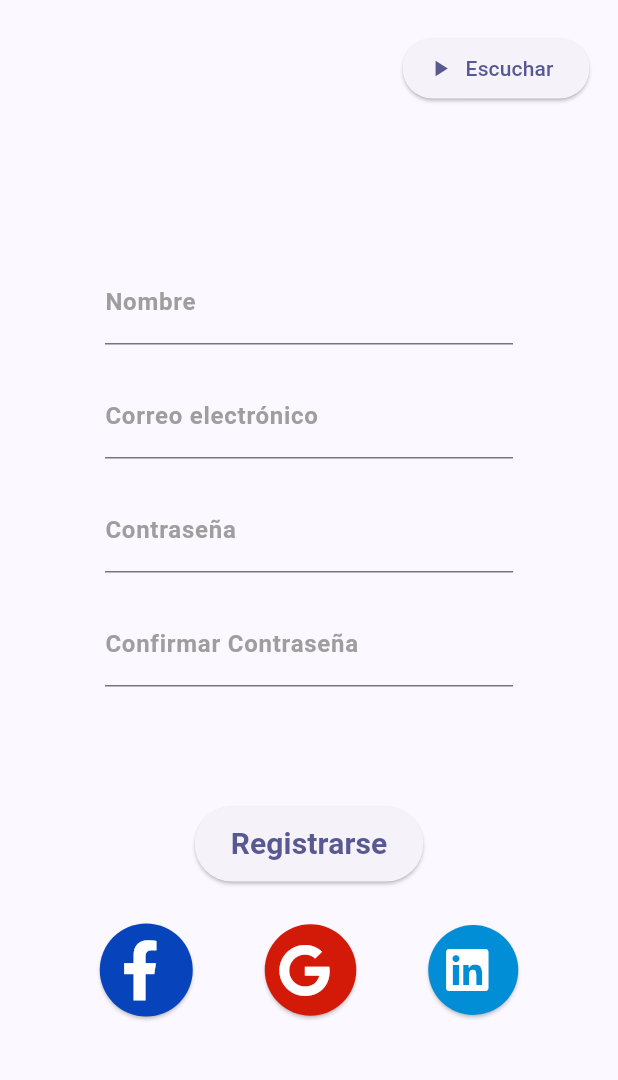
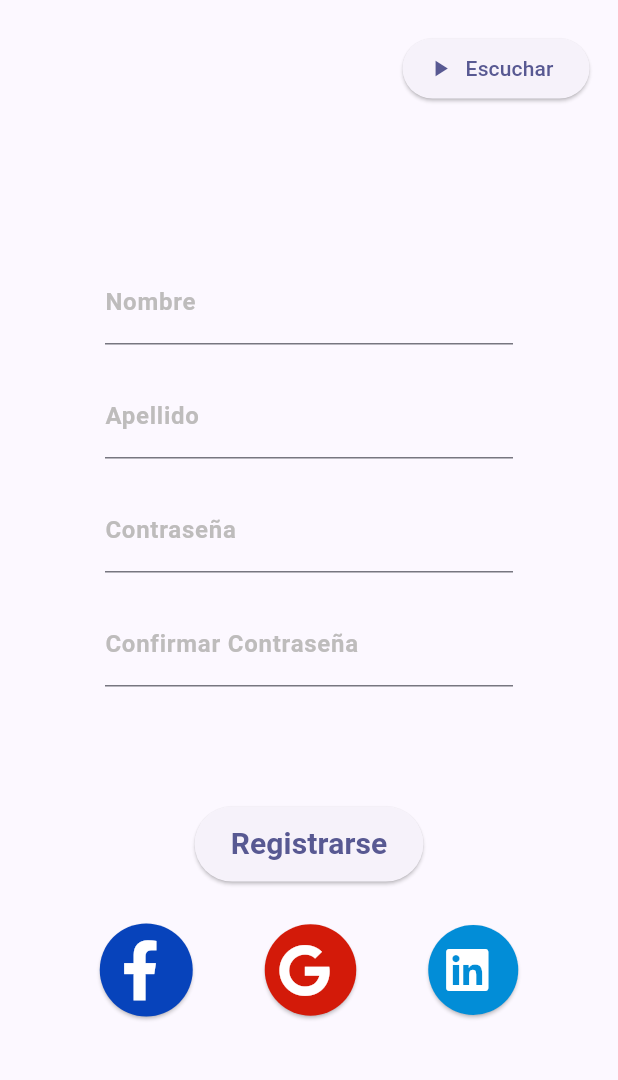
Before and after one commit to exde17/empowerapp, a Flutter app: the screen it shows after launch, after a tap on an icon or button, on a phone screen of 412 x 824 dp, the part 80-1160 px from its top. Run offline on Flutter 3.47's test engine with Material 3 defaults, Android fonts, the phone set to English and light mode, and no system bars; our stand-ins replace font_awesome_flutter; network calls fail.

Commit message:
termono home

```diff
--- a/lib/main.dart
+++ b/lib/main.dart
@@ -1,6 +1,7 @@
-import 'package:empower_app/src/screens/counter/counter_screen.dart';
-import 'package:empower_app/src/screens/login.dart';
+// import 'package:empower_app/src/screens/counter/counter_screen.dart';
+// import 'package:empower_app/src/screens/login.dart';
 import 'package:flutter/material.dart';
+import 'package:empower_app/rutes.dart';
 
 void main() {
   runApp(const MyApp());
@@ -12,9 +13,11 @@ class MyApp extends StatelessWidget {
   @override
   Widget build(BuildContext context) {
     return MaterialApp(
-        debugShowCheckedModeBanner: false,
-        theme:
-            ThemeData(colorSchemeSeed: const Color.fromARGB(255, 29, 8, 188)),
-        home: const Login());
+      debugShowCheckedModeBanner: false,
+      theme: ThemeData(colorSchemeSeed: const Color.fromARGB(255, 29, 8, 188)),
+      initialRoute: Routes.login,
+      onGenerateRoute: Routes.generateRoute,
+    );
+    // home: const Login());
   }
 }
--- /dev/null
+++ b/lib/rutes.dart
@@ -0,0 +1,29 @@
+import 'package:flutter/material.dart';
+import 'package:empower_app/src/screens/home.dart';
+import 'package:empower_app/src/screens/registro.dart';
+import 'package:empower_app/src/screens/login.dart';
+
+class Routes {
+  static const String home = '/';
+  static const String registro = '/registro';
+  static const String login = '/login';
+
+  static Route<dynamic> generateRoute(RouteSettings settings) {
+    switch (settings.name) {
+      case home:
+        return MaterialPageRoute(builder: (_) => const Home());
+      case registro:
+        return MaterialPageRoute(builder: (_) => const Register());
+      case login:
+        return MaterialPageRoute(builder: (_) => const Login());
+      default:
+        return MaterialPageRoute(
+          builder: (_) => Scaffold(
+            body: Center(
+              child: Text('No route defined for ${settings.name}'),
+            ),
+          ),
+        );
+    }
+  }
+}
--- /dev/null
+++ b/lib/src/screens/home.dart
@@ -0,0 +1,134 @@
+import 'package:empower_app/rutes.dart';
+import 'package:flutter/material.dart';
+
+class Home extends StatefulWidget {
+  const Home({Key? key}) : super(key: key);
+
+  @override
+  HomeState createState() => HomeState();
+}
+
+class HomeState extends State<Home> {
+  int _selectedIndex = 0; // Ahora es parte de un StatefulWidget
+
+  void _onItemTapped(int index) {
+    setState(() {
+      _selectedIndex = index;
+    });
+  }
+
+  @override
+  Widget build(BuildContext context) {
+    const SizedBox(height: 40);
+    return Scaffold(
+      appBar: AppBar(
+          title: Row(
+            mainAxisAlignment: MainAxisAlignment
+                .center, // Centra los elementos dentro de la Row
+            children: [
+              const Text(
+                'EmpowerApp', // El título
+                style: TextStyle(
+                  fontSize: 38,
+                  fontWeight: FontWeight.bold, // Hace el texto más grueso
+                  color: Colors.grey, // Color gris oscuro
+                ),
+              ),
+              const SizedBox(width: 10), // Espacio entre el título y la imagen
+              Image.asset(
+                'lib/assets/logoEmpowerapp.png', // Asegúrate de que la ruta de tu imagen sea correcta
+                width: 50,
+                height: 50,
+              ),
+            ],
+          ),
+          centerTitle:
+              true, // Centra el Row, pero no sus contenidos internos individualmente
+
+          //boton de opciones
+          // leading: IconButton(
+          //   icon: const Icon(Icons.menu), // Ícono de menú
+          //   onPressed: () {
+          //     // Acción del botón
+          //   },
+          // ),
+          actions: <Widget>[
+            PopupMenuButton<String>(
+              onSelected: (String value) {
+                // Añade tu lógica aquí, basada en el valor seleccionado
+                // Por ejemplo:
+                if (value == 'perfil') {
+                  // Navega a la pantalla de perfil
+                } else if (value == 'cerrar_sesion') {
+                  Navigator.pushReplacementNamed(context, Routes.login);
+                }
+              },
+              itemBuilder: (BuildContext context) => <PopupMenuEntry<String>>[
+                const PopupMenuItem<String>(
+                  value: 'perfil',
+                  child: Text('Perfil'),
+                ),
+                const PopupMenuItem<String>(
+                  value: 'cerrar_sesion',
+                  child: Text('Cerrar sesión'),
+                ),
+              ],
+              icon: const Icon(Icons.person,
+                  size: 44), // Puedes ajustar el tamaño aquí si es necesario
+            ),
+          ]),
+      body: Center(
+        child: Column(
+          mainAxisSize: MainAxisSize.max,
+          children: [
+            Align(
+              alignment: Alignment.centerRight, // Alinea el botón a la derecha
+              child: Padding(
+                padding: const EdgeInsets.all(
+                    19.0), // Añade un poco de espacio alrededor del botón
+                child: ElevatedButton.icon(
+                  onPressed: () {
+                    // Acción del botón
+                  },
+                  icon: const Icon(Icons.play_arrow), // Ícono de reproducción
+                  label: const Text("Escuchar"), // Texto del botón
+                  style: ElevatedButton.styleFrom(
+                    shape: RoundedRectangleBorder(
+                      borderRadius:
+                          BorderRadius.circular(20), // Hace el botón redondeado
+                    ),
+                  ),
+                ),
+              ),
+            ),
+
+            const Spacer(),
+
+            Image.asset(
+              'lib/assets/home.png', // Asegúrate de que la ruta de tu imagen sea correcta
+              width: 500,
+              height: 570,
+            ),
+
+            const Spacer(),
+            // Espacio entre el botón y el formulario
+          ],
+        ),
+      ),
+      bottomNavigationBar: BottomNavigationBar(
+        items: const <BottomNavigationBarItem>[
+          BottomNavigationBarItem(icon: Icon(Icons.home), label: 'Inicio'),
+          BottomNavigationBarItem(icon: Icon(Icons.work), label: 'Empleate'),
+          BottomNavigationBarItem(
+              icon: Icon(Icons.room_service), label: 'Servicios'),
+          // BottomNavigationBarItem(icon: Icon(Icons.store), label: 'Tienda'),
+          // BottomNavigationBarItem(icon: Icon(Icons.map), label: 'Muevete'),
+          // BottomNavigationBarItem(icon: Icon(Icons.gif), label: 'Donación'),
+        ],
+        currentIndex: _selectedIndex,
+        selectedItemColor: Colors.amber[800],
+        onTap: _onItemTapped,
+      ),
+    );
+  }
+}
--- a/lib/src/screens/registro.dart
+++ b/lib/src/screens/registro.dart
@@ -59,42 +59,33 @@ class Register extends StatelessWidget {
             const Spacer(), // Espacio entre el botón y el formulario
 
             // Campo de texto para el nombre
-            Padding(
-                padding: const EdgeInsets.symmetric(horizontal: 70),
-                child: Textt(
+            Textt(
               labelText: 'Nombre',
               onChanged: (value) => {},
-                )), // Campo de texto para el nombre
+            ),
 
             const SizedBox(height: 20), // Espacio entre los campos de texto
-            Padding(
-                padding: const EdgeInsets.symmetric(horizontal: 70),
-                child: Textt(
-                  labelText: 'Correo electrónico',
+            Textt(
+              labelText: 'Apellido',
               onChanged: (value) => {},
-                )),
+            ),
 
             // Campo de texto para el correo electrónico
 
             const SizedBox(height: 20),
 
             // Campo de texto para la contraseña
-            Padding(
-              padding: const EdgeInsets.symmetric(horizontal: 70),
-              child: Textt(
+            Textt(
               labelText: 'Contraseña',
               onChanged: (value) => {},
-              ),
             ),
 
             const SizedBox(height: 20),
 
-            Padding(
-                padding: const EdgeInsets.symmetric(horizontal: 70),
-                child: Textt(
+            Textt(
               labelText: 'Confirmar Contraseña',
               onChanged: (value) => {},
-                )),
+            ),
 
             const SizedBox(height: 80),
             //boton de registro
@@ -116,6 +107,7 @@ class Register extends StatelessWidget {
 
             const SizedBox(height: 20),
 
+            //redes sociales
             Center(
                 child: Padding(
                     padding: const EdgeInsets.all(
@@ -210,14 +202,19 @@ class Textt extends StatelessWidget {
 
   @override
   Widget build(BuildContext context) {
-    return TextField(
+    return Padding(
+      padding: const EdgeInsets.symmetric(horizontal: 70),
+      child: TextField(
+        keyboardType: TextInputType.emailAddress,
         decoration: InputDecoration(
           labelText: labelText,
           labelStyle: const TextStyle(
-            color: Colors.grey,
+            color: Color(0xFFBEBCBC),
             fontWeight: FontWeight.w700,
           ),
         ),
-        onChanged: onChanged);
+        onChanged: onChanged,
+      ),
+    );
   }
 }
--- a/pubspec.yaml
+++ b/pubspec.yaml
@@ -30,7 +30,7 @@ environment:
 dependencies:
   flutter:
     sdk: flutter
-  http: ^0.13.3
+  http: ^1.2.0
   font_awesome_flutter: ^9.2.0
 
 
@@ -56,6 +56,7 @@ dev_dependencies:
 flutter:
   assets:
     - lib\assets\logoEmpowerapp.png
+    - lib\assets\home.png
 
 
   # The following line ensures that the Material Icons font is
```
Also changed, not shown: lib/src/screens/login.dart (+77 -12 lines), lib/assets/home.png (added), pubspec.lock. Lines whose indentation alone changed are shown as unchanged.
